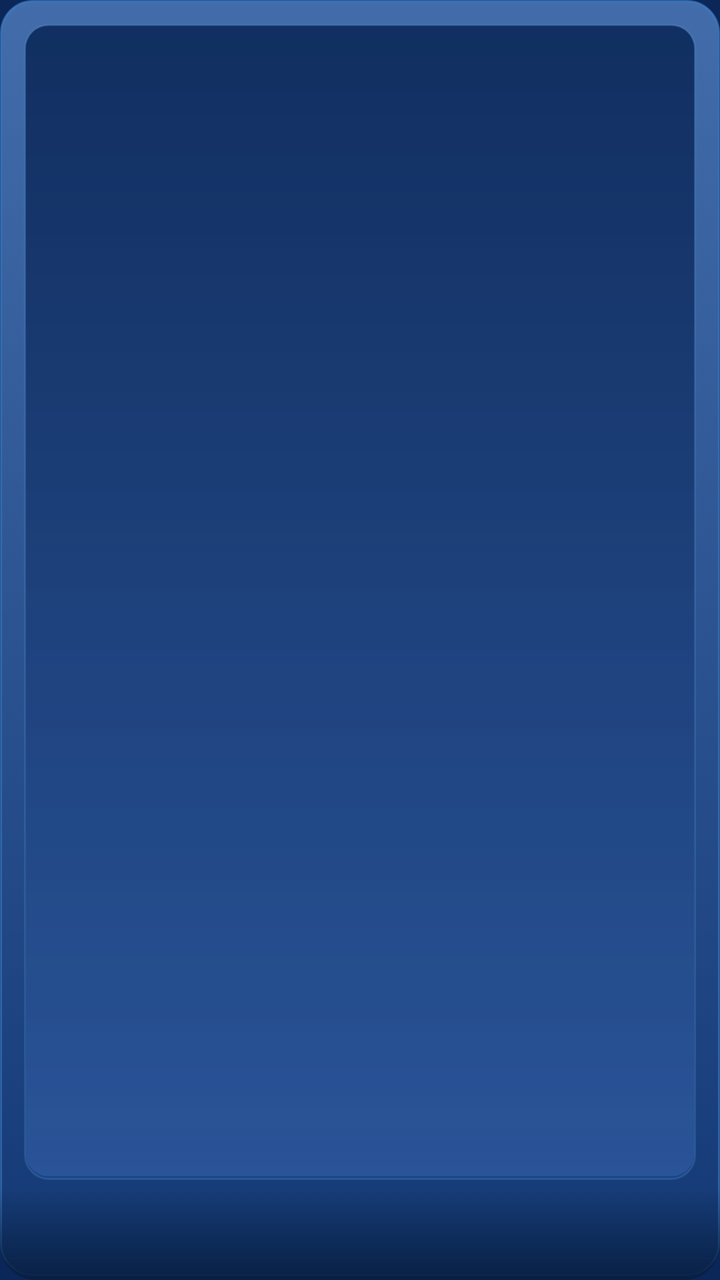
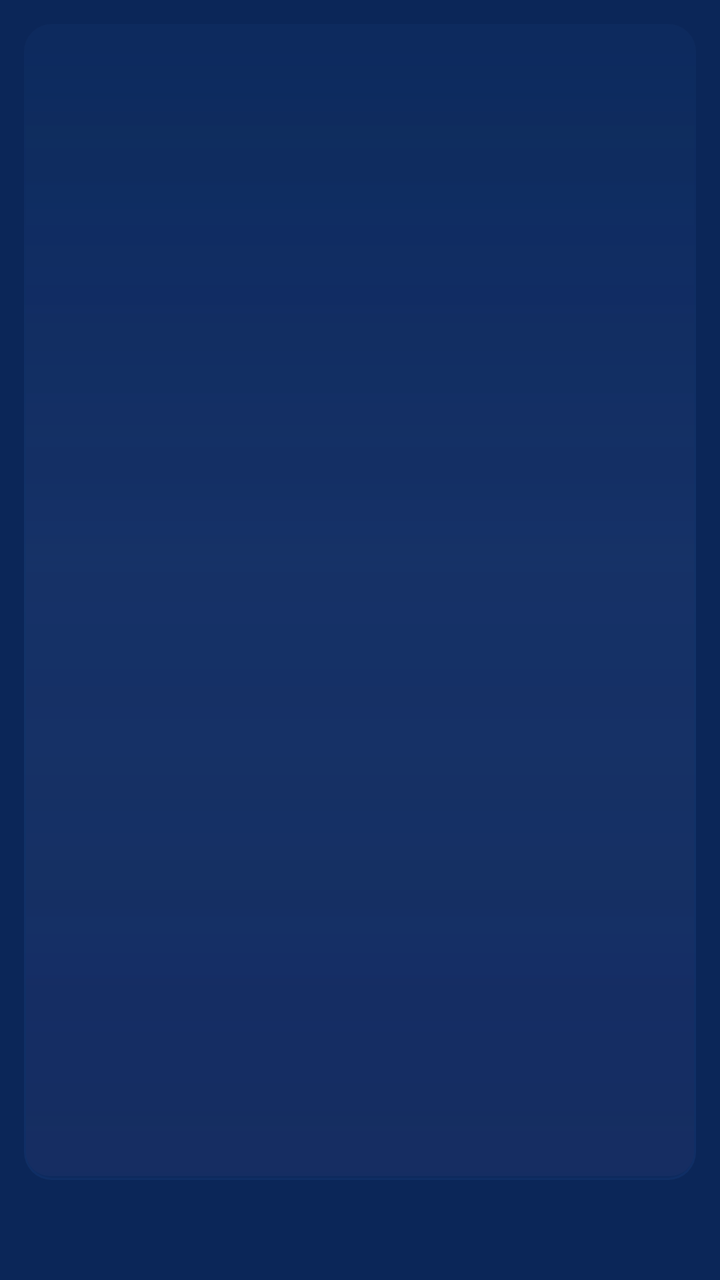

Compare the two renders of this Android layout. The source of the first and the diff that turns it into the second are given below.
<!-- AndroidManifest.xml: application theme Theme.TvIptv -->
<!-- res/layout/item_channel_card.xml -->
<?xml version="1.0" encoding="utf-8"?>
<FrameLayout xmlns:android="http://schemas.android.com/apk/res/android"
    android:layout_width="match_parent"
    android:layout_height="132dp"
    android:layout_margin="8dp"
    android:background="@drawable/bg_card"
    android:clickable="true"
    android:focusable="true"
    android:focusableInTouchMode="true">

    
    <FrameLayout
        android:id="@+id/logoPlate"
        android:layout_width="match_parent"
        android:layout_height="match_parent"
        android:layout_marginStart="12dp"
        android:layout_marginTop="12dp"
        android:layout_marginEnd="12dp"
        android:layout_marginBottom="50dp"
        android:background="@drawable/bg_logo_plate">

        
        <TextView
            android:id="@+id/channelLetter"
            android:layout_width="match_parent"
            android:layout_height="match_parent"
            android:gravity="center"
            android:textColor="#B6CCEF"
            android:textSize="34sp"
            android:textStyle="bold" />

        <ImageView
            android:id="@+id/channelLogo"
            android:layout_width="match_parent"
            android:layout_height="62dp"
            android:layout_gravity="center"
            android:contentDescription="@null"
            android:padding="8dp"
            android:scaleType="fitCenter" />
    </FrameLayout>

    
    <FrameLayout
        android:id="@+id/previewHost"
        android:layout_width="match_parent"
        android:layout_height="match_parent"
        android:layout_marginStart="12dp"
        android:layout_marginTop="12dp"
        android:layout_marginEnd="12dp"
        android:layout_marginBottom="50dp"
        android:visibility="gone" />

    <TextView
        android:id="@+id/channelName"
        android:layout_width="match_parent"
        android:layout_height="46dp"
        android:layout_gravity="bottom"
        android:background="@drawable/bg_card_name"
        android:ellipsize="end"
        android:gravity="bottom|start"
        android:maxLines="1"
        android:paddingStart="14dp"
        android:paddingEnd="14dp"
        android:paddingBottom="9dp"
        android:textColor="#EAF1FF"
        android:textSize="13sp"
        android:textStyle="bold" />

    <TextView
        android:id="@+id/officialTag"
        android:layout_width="wrap_content"
        android:layout_height="wrap_content"
        android:layout_gravity="top|start"
        android:layout_marginStart="10dp"
        android:layout_marginTop="9dp"
        android:background="@drawable/bg_official_tag"
        android:paddingStart="8dp"
        android:paddingTop="3dp"
        android:paddingEnd="8dp"
        android:paddingBottom="3dp"
        android:text="官方入口"
        android:textColor="#AFCBFF"
        android:textSize="9sp"
        android:visibility="gone" />

    <TextView
        android:id="@+id/favoriteTag"
        android:layout_width="wrap_content"
        android:layout_height="wrap_content"
        android:layout_gravity="top|end"
        android:layout_marginTop="9dp"
        android:layout_marginEnd="10dp"
        android:background="@drawable/bg_fav_tag"
        android:paddingStart="7dp"
        android:paddingTop="2dp"
        android:paddingEnd="7dp"
        android:paddingBottom="2dp"
        android:text="★"
        android:textColor="#FFC46B"
        android:textSize="12sp"
        android:visibility="gone" />

    <TextView
        android:id="@+id/previewTag"
        android:layout_width="wrap_content"
        android:layout_height="wrap_content"
        android:layout_gravity="bottom|start"
        android:layout_marginStart="10dp"
        android:layout_marginBottom="52dp"
        android:background="@drawable/bg_preview_tag"
        android:paddingStart="8dp"
        android:paddingTop="3dp"
        android:paddingEnd="8dp"
        android:paddingBottom="3dp"
        android:text="● 预览 · 静音"
        android:textColor="#BFD3FF"
        android:textSize="9sp"
        android:visibility="gone" />

    <View
        android:id="@+id/nowDot"
        android:layout_width="8dp"
        android:layout_height="8dp"
        android:layout_gravity="bottom|end"
        android:layout_marginEnd="12dp"
        android:layout_marginBottom="52dp"
        android:background="@drawable/dot_live"
        android:visibility="gone" />

</FrameLayout>
<!-- resources referenced by this layout -->
<resources>
  <!-- drawable bg_card (drawable) -->
  <?xml version="1.0" encoding="utf-8"?>
  <selector xmlns:android="http://schemas.android.com/apk/res/android">
      <item android:drawable="@drawable/bg_neu_focused" android:state_focused="true" />
      <item android:drawable="@drawable/bg_neu_selected" android:state_selected="true" />
      <item android:drawable="@drawable/bg_neu_raised" />
  </selector>
  <!-- drawable bg_card_name (drawable) -->
  <?xml version="1.0" encoding="utf-8"?>
  <shape xmlns:android="http://schemas.android.com/apk/res/android"
      android:shape="rectangle">
      <gradient
          android:angle="270"
          android:endColor="#F5081F42"
          android:startColor="#00000F28" />
      <corners
          android:bottomLeftRadius="18dp"
          android:bottomRightRadius="18dp" />
  </shape>
  <!-- drawable bg_logo_plate (drawable) -->
  <?xml version="1.0" encoding="utf-8"?>
  <layer-list xmlns:android="http://schemas.android.com/apk/res/android">
      <item android:drawable="@drawable/bg_neu_inset" />
  </layer-list>
  <!-- drawable bg_neu_focused (drawable) -->
  <?xml version="1.0" encoding="utf-8"?>
  <layer-list xmlns:android="http://schemas.android.com/apk/res/android">
      <item android:left="1dp" android:top="2dp" android:right="1dp">
          <shape android:shape="rectangle">
              <solid android:color="@color/neu_shadow" />
              <corners android:radius="17dp" />
          </shape>
      </item>
      <item android:bottom="2dp">
          <shape android:shape="rectangle">
              <gradient
                  android:angle="270"
                  android:endColor="#D91E4C96"
                  android:startColor="#F03A78D0"
                  android:type="linear" />
              <stroke android:width="2dp" android:color="@color/neu_stroke_focus" />
              <corners android:radius="16dp" />
          </shape>
      </item>
      <item
          android:bottom="4dp"
          android:left="2dp"
          android:right="2dp"
          android:top="2dp">
          <shape android:shape="rectangle">
              <gradient
                  android:angle="270"
                  android:endColor="#00FFFFFF"
                  android:startColor="#30FFFFFF"
                  android:type="linear" />
              <corners android:radius="14dp" />
          </shape>
      </item>
  </layer-list>
  <!-- drawable bg_neu_selected (drawable) -->
  <?xml version="1.0" encoding="utf-8"?>
  <layer-list xmlns:android="http://schemas.android.com/apk/res/android">
      <item android:left="1dp" android:top="2dp" android:right="1dp">
          <shape android:shape="rectangle">
              <solid android:color="@color/neu_shadow" />
              <corners android:radius="17dp" />
          </shape>
      </item>
      <item android:bottom="2dp">
          <shape android:shape="rectangle">
              <gradient
                  android:angle="270"
                  android:endColor="#C61B4C90"
                  android:startColor="#D92C64AE"
                  android:type="linear" />
              <stroke android:width="1.5dp" android:color="#805B9BFF" />
              <corners android:radius="16dp" />
          </shape>
      </item>
  </layer-list>
  <!-- drawable bg_neu_raised (drawable) -->
  <?xml version="1.0" encoding="utf-8"?>
  <layer-list xmlns:android="http://schemas.android.com/apk/res/android">
      <item android:left="1dp" android:top="2dp" android:right="1dp">
          <shape android:shape="rectangle">
              <solid android:color="@color/neu_shadow" />
              <corners android:radius="17dp" />
          </shape>
      </item>
      <item android:bottom="2dp">
          <shape android:shape="rectangle">
              <gradient
                  android:angle="270"
                  android:endColor="@color/neu_face_bottom"
                  android:startColor="@color/neu_face_top"
                  android:type="linear" />
              <stroke android:width="1dp" android:color="@color/neu_stroke" />
              <corners android:radius="16dp" />
          </shape>
      </item>
      <item
          android:bottom="3dp"
          android:left="1dp"
          android:right="1dp"
          android:top="1dp">
          <shape android:shape="rectangle">
              <gradient
                  android:angle="270"
                  android:endColor="#00FFFFFF"
                  android:startColor="@color/neu_highlight"
                  android:type="linear" />
              <corners android:radius="15dp" />
          </shape>
      </item>
  </layer-list>
  <!-- drawable bg_neu_inset (drawable) -->
  <?xml version="1.0" encoding="utf-8"?>
  <layer-list xmlns:android="http://schemas.android.com/apk/res/android">
      <item>
          <shape android:shape="rectangle">
              <gradient
                  android:angle="270"
                  android:endColor="#D61B488C"
                  android:startColor="#D6123672"
                  android:type="linear" />
              <stroke android:width="1dp" android:color="#335FA8D8" />
              <corners android:radius="12dp" />
          </shape>
      </item>
      <item android:bottom="2dp" android:left="1dp" android:right="1dp" android:top="1dp">
          <shape android:shape="rectangle">
              <gradient
                  android:angle="270"
                  android:endColor="@color/neu_inset_bottom"
                  android:startColor="@color/neu_inset_top"
                  android:type="linear" />
              <corners android:radius="11dp" />
          </shape>
      </item>
  </layer-list>
  <color name="neu_shadow">#40000F2C</color>
  <color name="neu_stroke_focus">#CC9FC8FF</color>
  <color name="neu_face_bottom">#D0163E7E</color>
  <color name="neu_face_top">#E62C5EA8</color>
  <color name="neu_stroke">#6659A6F0</color>
  <color name="neu_highlight">#1FFFFFFF</color>
  <color name="neu_inset_bottom">#1F8FB2FF</color>
  <color name="neu_inset_top">#59001030</color>
  <!-- drawable bg_neu_plate (drawable) -->
  <?xml version="1.0" encoding="utf-8"?>
  <layer-list xmlns:android="http://schemas.android.com/apk/res/android">
      <item android:left="2dp" android:top="3dp" android:right="2dp">
          <shape android:shape="rectangle">
              <solid android:color="#4D000F2C" />
              <corners android:radius="16dp" />
          </shape>
      </item>
      <item android:bottom="3dp">
          <shape android:shape="rectangle">
              <gradient
                  android:angle="270"
                  android:endColor="@color/neu_plate_bottom"
                  android:startColor="@color/neu_plate_top"
                  android:type="linear" />
              <stroke android:width="1dp" android:color="@color/neu_stroke" />
              <corners android:radius="15dp" />
          </shape>
      </item>
      <item
          android:bottom="4dp"
          android:left="1dp"
          android:right="1dp"
          android:top="1dp">
          <shape android:shape="rectangle">
              <gradient
                  android:angle="270"
                  android:endColor="#00FFFFFF"
                  android:startColor="#26FFFFFF"
                  android:type="linear" />
              <corners android:radius="14dp" />
          </shape>
      </item>
  </layer-list>
  <color name="neu_plate_bottom">#9E123A73</color>
  <color name="neu_plate_top">#B3204C93</color>
  <!-- unchanged entries left out for length: 12 -->
</resources>

<!-- the commit's change to res/layout/item_channel_card.xml (unified diff, before → after) -->
@@ -29,13 +29,14 @@
             android:textSize="34sp"
             android:textStyle="bold" />
 
+        
         <ImageView
             android:id="@+id/channelLogo"
             android:layout_width="match_parent"
-            android:layout_height="62dp"
+            android:layout_height="match_parent"
             android:layout_gravity="center"
             android:contentDescription="@null"
-            android:padding="8dp"
+            android:padding="6dp"
             android:scaleType="fitCenter" />
     </FrameLayout>
 
@@ -55,13 +56,16 @@
         android:layout_width="match_parent"
         android:layout_height="46dp"
         android:layout_gravity="bottom"
-        android:background="@drawable/bg_card_name"
         android:ellipsize="end"
-        android:gravity="bottom|start"
+        android:gravity="bottom|center_horizontal"
         android:maxLines="1"
         android:paddingStart="14dp"
         android:paddingEnd="14dp"
         android:paddingBottom="9dp"
+        android:shadowColor="#22000A1E"
+        android:shadowDx="0"
+        android:shadowDy="1"
+        android:shadowRadius="2.5"
         android:textColor="#EAF1FF"
         android:textSize="13sp"
         android:textStyle="bold" />
@@ -81,6 +85,24 @@
         android:text="官方入口"
         android:textColor="#AFCBFF"
         android:textSize="9sp"
+        android:visibility="gone" />
+
+    <TextView
+        android:id="@+id/selectBadge"
+        android:layout_width="wrap_content"
+        android:layout_height="wrap_content"
+        android:layout_gravity="top|start"
+        android:layout_marginStart="10dp"
+        android:layout_marginTop="9dp"
+        android:background="@drawable/bg_select_badge_empty"
+        android:paddingStart="9dp"
+        android:paddingTop="3dp"
+        android:paddingEnd="9dp"
+        android:paddingBottom="3dp"
+        android:text="○ 选择"
+        android:textColor="#D8E8FF"
+        android:textSize="10sp"
+        android:textStyle="bold"
         android:visibility="gone" />
 
     <TextView
<!-- resource entries referenced after the edit -->
@@ -3,188 +3,129 @@
   <!-- drawable bg_card (drawable) -->
   <?xml version="1.0" encoding="utf-8"?>
   <selector xmlns:android="http://schemas.android.com/apk/res/android">
-      <item android:drawable="@drawable/bg_neu_focused" android:state_focused="true" />
-      <item android:drawable="@drawable/bg_neu_selected" android:state_selected="true" />
-      <item android:drawable="@drawable/bg_neu_raised" />
+      <item android:drawable="@drawable/bg_card_ring_checked_focus"
+            android:state_activated="true" android:state_focused="true" />
+      <item android:drawable="@drawable/bg_card_ring_focus" android:state_focused="true" />
+      <item android:drawable="@drawable/bg_card_ring_checked" android:state_activated="true" />
+      <item android:drawable="@drawable/bg_card_ring_playing" android:state_selected="true" />
+      <item android:drawable="@android:color/transparent" />
   </selector>
-  <!-- drawable bg_card_name (drawable) -->
-  <?xml version="1.0" encoding="utf-8"?>
-  <shape xmlns:android="http://schemas.android.com/apk/res/android"
-      android:shape="rectangle">
-      <gradient
-          android:angle="270"
-          android:endColor="#F5081F42"
-          android:startColor="#00000F28" />
-      <corners
-          android:bottomLeftRadius="18dp"
-          android:bottomRightRadius="18dp" />
-  </shape>
   <!-- drawable bg_logo_plate (drawable) -->
-  <?xml version="1.0" encoding="utf-8"?>
-  <layer-list xmlns:android="http://schemas.android.com/apk/res/android">
-      <item android:drawable="@drawable/bg_neu_inset" />
-  </layer-list>
-  <!-- drawable bg_neu_focused (drawable) -->
-  <?xml version="1.0" encoding="utf-8"?>
-  <layer-list xmlns:android="http://schemas.android.com/apk/res/android">
-      <item android:left="1dp" android:top="2dp" android:right="1dp">
-          <shape android:shape="rectangle">
-              <solid android:color="@color/neu_shadow" />
-              <corners android:radius="17dp" />
-          </shape>
-      </item>
-      <item android:bottom="2dp">
-          <shape android:shape="rectangle">
-              <gradient
-                  android:angle="270"
-                  android:endColor="#D91E4C96"
-                  android:startColor="#F03A78D0"
-                  android:type="linear" />
-              <stroke android:width="2dp" android:color="@color/neu_stroke_focus" />
-              <corners android:radius="16dp" />
-          </shape>
-      </item>
-      <item
-          android:bottom="4dp"
-          android:left="2dp"
-          android:right="2dp"
-          android:top="2dp">
-          <shape android:shape="rectangle">
-              <gradient
-                  android:angle="270"
-                  android:endColor="#00FFFFFF"
-                  android:startColor="#30FFFFFF"
-                  android:type="linear" />
-              <corners android:radius="14dp" />
-          </shape>
-      </item>
-  </layer-list>
-  <!-- drawable bg_neu_selected (drawable) -->
-  <?xml version="1.0" encoding="utf-8"?>
-  <layer-list xmlns:android="http://schemas.android.com/apk/res/android">
-      <item android:left="1dp" android:top="2dp" android:right="1dp">
-          <shape android:shape="rectangle">
-              <solid android:color="@color/neu_shadow" />
-              <corners android:radius="17dp" />
-          </shape>
-      </item>
-      <item android:bottom="2dp">
-          <shape android:shape="rectangle">
-              <gradient
-                  android:angle="270"
-                  android:endColor="#C61B4C90"
-                  android:startColor="#D92C64AE"
-                  android:type="linear" />
-              <stroke android:width="1.5dp" android:color="#805B9BFF" />
-              <corners android:radius="16dp" />
-          </shape>
-      </item>
-  </layer-list>
-  <!-- drawable bg_neu_raised (drawable) -->
-  <?xml version="1.0" encoding="utf-8"?>
-  <layer-list xmlns:android="http://schemas.android.com/apk/res/android">
-      <item android:left="1dp" android:top="2dp" android:right="1dp">
-          <shape android:shape="rectangle">
-              <solid android:color="@color/neu_shadow" />
-              <corners android:radius="17dp" />
-          </shape>
-      </item>
-      <item android:bottom="2dp">
-          <shape android:shape="rectangle">
-              <gradient
-                  android:angle="270"
-                  android:endColor="@color/neu_face_bottom"
-                  android:startColor="@color/neu_face_top"
-                  android:type="linear" />
-              <stroke android:width="1dp" android:color="@color/neu_stroke" />
-              <corners android:radius="16dp" />
-          </shape>
-      </item>
-      <item
-          android:bottom="3dp"
-          android:left="1dp"
-          android:right="1dp"
-          android:top="1dp">
-          <shape android:shape="rectangle">
-              <gradient
-                  android:angle="270"
-                  android:endColor="#00FFFFFF"
-                  android:startColor="@color/neu_highlight"
-                  android:type="linear" />
-              <corners android:radius="15dp" />
-          </shape>
-      </item>
-  </layer-list>
-  <!-- drawable bg_neu_inset (drawable) -->
   <?xml version="1.0" encoding="utf-8"?>
   <layer-list xmlns:android="http://schemas.android.com/apk/res/android">
       <item>
           <shape android:shape="rectangle">
               <gradient
                   android:angle="270"
-                  android:endColor="#D61B488C"
-                  android:startColor="#D6123672"
-                  android:type="linear" />
-              <stroke android:width="1dp" android:color="#335FA8D8" />
-              <corners android:radius="12dp" />
-          </shape>
-      </item>
-      <item android:bottom="2dp" android:left="1dp" android:right="1dp" android:top="1dp">
-          <shape android:shape="rectangle">
-              <gradient
-                  android:angle="270"
-                  android:endColor="@color/neu_inset_bottom"
-                  android:startColor="@color/neu_inset_top"
-                  android:type="linear" />
-              <corners android:radius="11dp" />
-          </shape>
-      </item>
-  </layer-list>
-  <color name="neu_shadow">#40000F2C</color>
-  <color name="neu_stroke_focus">#CC9FC8FF</color>
-  <color name="neu_face_bottom">#D0163E7E</color>
-  <color name="neu_face_top">#E62C5EA8</color>
-  <color name="neu_stroke">#6659A6F0</color>
-  <color name="neu_highlight">#1FFFFFFF</color>
-  <color name="neu_inset_bottom">#1F8FB2FF</color>
-  <color name="neu_inset_top">#59001030</color>
-  <!-- drawable bg_neu_plate (drawable) -->
-  <?xml version="1.0" encoding="utf-8"?>
-  <layer-list xmlns:android="http://schemas.android.com/apk/res/android">
-      <item android:left="2dp" android:top="3dp" android:right="2dp">
-          <shape android:shape="rectangle">
-              <solid android:color="#4D000F2C" />
-              <corners android:radius="16dp" />
-          </shape>
-      </item>
-      <item android:bottom="3dp">
-          <shape android:shape="rectangle">
-              <gradient
-                  android:angle="270"
-                  android:endColor="@color/neu_plate_bottom"
-                  android:startColor="@color/neu_plate_top"
-                  android:type="linear" />
-              <stroke android:width="1dp" android:color="@color/neu_stroke" />
-              <corners android:radius="15dp" />
-          </shape>
-      </item>
-      <item
-          android:bottom="4dp"
-          android:left="1dp"
-          android:right="1dp"
-          android:top="1dp">
-          <shape android:shape="rectangle">
-              <gradient
-                  android:angle="270"
-                  android:endColor="#00FFFFFF"
-                  android:startColor="#26FFFFFF"
+                  android:centerColor="#3A2A5AA0"
+                  android:endColor="#3D1B488C"
+                  android:startColor="#33123672"
                   android:type="linear" />
               <corners android:radius="14dp" />
           </shape>
       </item>
+      
+      <item android:bottom="1dp" android:left="1dp" android:right="1dp" android:top="1dp">
+          <shape android:shape="rectangle">
+              <gradient
+                  android:angle="270"
+                  android:endColor="#1A000020"
+                  android:startColor="#00000000"
+                  android:type="linear" />
+              <corners android:radius="13dp" />
+          </shape>
+      </item>
+      
+      <item android:bottom="2dp" android:left="1dp" android:right="1dp" android:top="1dp">
+          <shape android:shape="rectangle">
+              <gradient
+                  android:angle="90"
+                  android:endColor="#00000000"
+                  android:startColor="#14644A8C"
+                  android:type="linear" />
+              <corners android:radius="12dp" />
+          </shape>
+      </item>
   </layer-list>
-  <color name="neu_plate_bottom">#9E123A73</color>
-  <color name="neu_plate_top">#B3204C93</color>
+  <!-- drawable bg_select_badge_empty (drawable) -->
+  <?xml version="1.0" encoding="utf-8"?>
+  <shape xmlns:android="http://schemas.android.com/apk/res/android"
+      android:shape="rectangle">
+      <solid android:color="#59001030" />
+      <stroke android:width="1dp" android:color="#7A9FC8FF" />
+      <corners android:radius="12dp" />
+  </shape>
+  <!-- drawable bg_card_ring_checked_focus (drawable) -->
+  <?xml version="1.0" encoding="utf-8"?>
+  <layer-list xmlns:android="http://schemas.android.com/apk/res/android">
+      <item>
+          <shape android:shape="rectangle">
+              <solid android:color="#00000000" />
+              <stroke
+                  android:width="3dp"
+                  android:color="#FFFFFFFF" />
+              <corners android:radius="19dp" />
+          </shape>
+      </item>
+  </layer-list>
+  <!-- drawable bg_card_ring_focus (drawable) -->
+  <?xml version="1.0" encoding="utf-8"?>
+  <layer-list xmlns:android="http://schemas.android.com/apk/res/android">
+      <item>
+          <shape android:shape="rectangle">
+              <solid android:color="#00000000" />
+              <stroke
+                  android:width="2.5dp"
+                  android:color="#EAF6FF" />
+              <corners android:radius="19dp" />
+          </shape>
+      </item>
+      <item android:left="1dp" android:top="1dp" android:right="1dp" android:bottom="1dp">
+          <shape android:shape="rectangle">
+              <solid android:color="#00000000" />
+              <stroke
+                  android:width="1dp"
+                  android:color="#40FFFFFF" />
+              <corners android:radius="18dp" />
+          </shape>
+      </item>
+  </layer-list>
+  <!-- drawable bg_card_ring_checked (drawable) -->
+  <?xml version="1.0" encoding="utf-8"?>
+  <layer-list xmlns:android="http://schemas.android.com/apk/res/android">
+      <item>
+          <shape android:shape="rectangle">
+              <solid android:color="#00000000" />
+              <stroke
+                  android:width="2dp"
+                  android:color="#BFE6FF" />
+              <corners android:radius="19dp" />
+          </shape>
+      </item>
+      <item android:left="1dp" android:top="1dp" android:right="1dp" android:bottom="1dp">
+          <shape android:shape="rectangle">
+              <solid android:color="#00000000" />
+              <stroke
+                  android:width="1dp"
+                  android:color="#33FFFFFF" />
+              <corners android:radius="18dp" />
+          </shape>
+      </item>
+  </layer-list>
+  <!-- drawable bg_card_ring_playing (drawable) -->
+  <?xml version="1.0" encoding="utf-8"?>
+  <layer-list xmlns:android="http://schemas.android.com/apk/res/android">
+      <item>
+          <shape android:shape="rectangle">
+              <solid android:color="#00000000" />
+              <stroke
+                  android:width="1.5dp"
+                  android:color="#8FD6FF" />
+              <corners android:radius="19dp" />
+          </shape>
+      </item>
+  </layer-list>
+  <!-- drawable bg_neu_plate: vector/xml drawable (drawable, 2463 chars, omitted) -->
   <!-- unchanged entries left out for length: 12 -->
 </resources>
 
